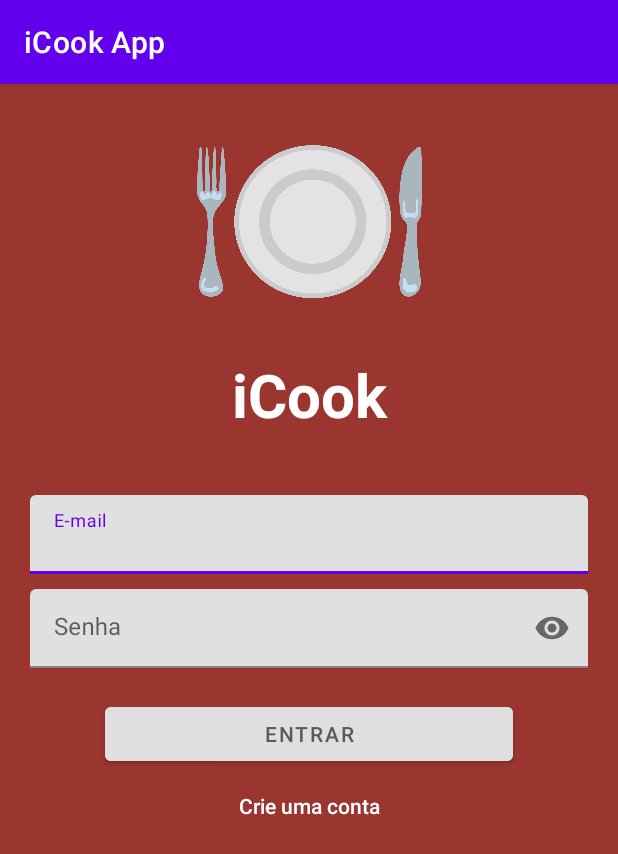
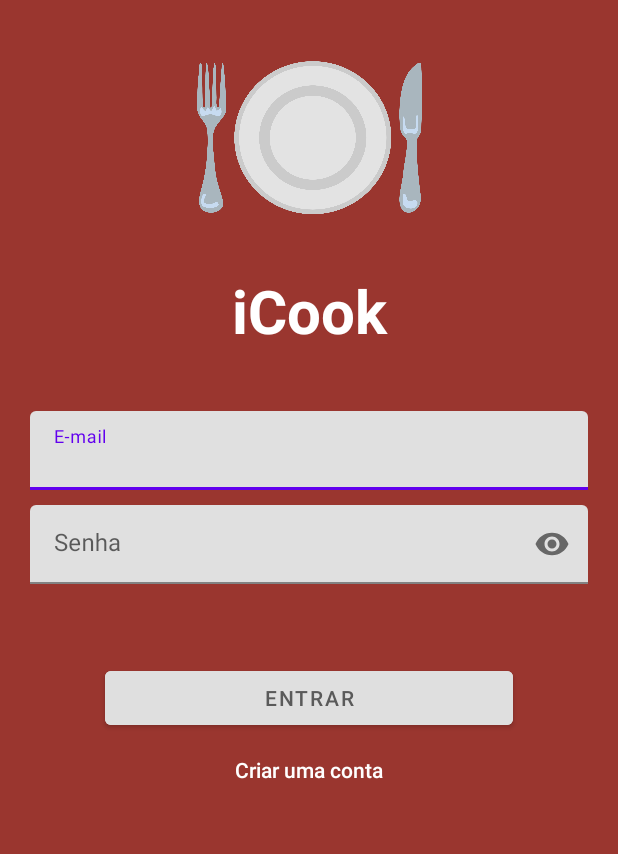
Before and after one commit to arthurfagundes/app-icook, an Android app: the screen it shows after launch (MainActivity), on a phone screen of 412 x 824 dp. Shown: the top 854 px of the screen. Run offline under Robolectric (Android 15) with nearby library versions, the phone set to English and light mode, and no system bars; our stand-ins replace Firebase (no records; nobody signed in at launch, a user with empty details on screens opened directly).

Commit message:
small tweaks

```diff
--- a/app/src/main/java/br/ulbra/icookapp/MainActivity.java
+++ b/app/src/main/java/br/ulbra/icookapp/MainActivity.java
@@ -1,20 +1,37 @@
 package br.ulbra.icookapp;
 
+import androidx.annotation.NonNull;
 import androidx.appcompat.app.AppCompatActivity;
 
 import android.content.Intent;
 import android.os.Bundle;
+import android.os.Handler;
+import android.os.Looper;
 import android.view.View;
 import android.widget.Button;
+import android.widget.EditText;
+import android.widget.ProgressBar;
+import android.widget.TextView;
+
+import com.google.android.gms.tasks.OnCompleteListener;
+import com.google.android.gms.tasks.Task;
+import com.google.firebase.auth.AuthResult;
+import com.google.firebase.auth.FirebaseAuth;
+import com.google.firebase.auth.FirebaseUser;
 
 public class MainActivity extends AppCompatActivity {
-    Button btRegistrar;
+    private EditText edEmail, edSenha;
+    private TextView txt_erro;
+    private Button btEntrar, btRegistrar;
+    private ProgressBar progressBar;
 
     @Override
     protected void onCreate(Bundle savedInstanceState) {
         super.onCreate(savedInstanceState);
         setContentView(R.layout.activity_login);
-        btRegistrar = (Button) findViewById(R.id.btRegistrar);
+        getSupportActionBar().hide();
+        IniciarComponentes();
+
         btRegistrar.setOnClickListener(new View.OnClickListener() {
 
             @Override
@@ -23,5 +40,78 @@ public class MainActivity extends AppCompatActivity {
                 startActivity(intent);
             }
         });
+
+        btEntrar.setOnClickListener(new View.OnClickListener() {
+            @Override
+            public void onClick(View view) {
+                String email = edEmail.getText().toString();
+                String senha = edSenha.getText().toString();
+
+                if (email.isEmpty() || senha.isEmpty()) {
+                    txt_erro.setText("Preencha todos os campos!");
+                }else {
+                    txt_erro.setText("");
+                    AutenticarUsuario();
+                    progressBar.setVisibility(View.INVISIBLE);
+                }
+            }
+        });
+    }
+
+    public void AutenticarUsuario(){
+        String email = edEmail.getText().toString();
+        String senha = edSenha.getText().toString();
+
+        FirebaseAuth.getInstance().signInWithEmailAndPassword(email,senha).addOnCompleteListener(new OnCompleteListener<AuthResult>() {
+            @Override
+            public void onComplete(@NonNull Task<AuthResult> task) {
+                if (task.isSuccessful()){
+                    progressBar.setVisibility(View.VISIBLE);
+
+                    new Handler(Looper.getMainLooper()).postDelayed(new Runnable() {
+                        @Override
+                        public void run() {
+                            IniciarTelaProdutos();
+                        }
+                    },3000);
+                }else {
+                    String erro;
+
+                    try {
+                        throw task.getException();
+                    }catch (Exception e){
+                        erro = "Erro ao logar usuário!";
+                    }
+                    txt_erro.setText(erro);
+                }
+            }
+        });
+    }
+
+    public void IniciarTelaProdutos(){
+        Intent intent = new Intent(MainActivity.this,ListaProdutosActivity.class);
+        startActivity(intent);
+        finish();
+    }
+
+    @Override
+    protected void onStart(){
+        super.onStart();
+        FirebaseUser usuarioAtual = FirebaseAuth.getInstance().getCurrentUser();
+        if (usuarioAtual != null){
+            IniciarTelaProdutos();
+        }else{
+            progressBar.setVisibility(View.INVISIBLE);
+        }
+    }
+
+    public void IniciarComponentes(){
+
+        edEmail = findViewById(R.id.edtEmail);
+        edSenha = findViewById(R.id.edtSenha);
+        btEntrar = findViewById(R.id.btEntrar);
+        btRegistrar = findViewById(R.id.btRegistrar);
+        txt_erro = findViewById(R.id.txt_mensagemErro);
+        progressBar = findViewById(R.id.progressBar);
     }
 }
--- a/app/src/main/res/layout/activity_form_cadastro.xml
+++ b/app/src/main/res/layout/activity_form_cadastro.xml
@@ -43,7 +43,7 @@
         android:layout_width="match_parent"
         android:layout_height="wrap_content">
     <EditText
-        android:id="@+id/txt_nome"
+        android:id="@+id/edtNome"
         android:layout_width="match_parent"
         android:layout_height="wrap_content"
         android:layout_marginStart="20dp"
@@ -59,7 +59,7 @@
         android:layout_width="match_parent"
         android:layout_height="wrap_content">
         <EditText
-            android:id="@+id/txt_email_form"
+            android:id="@+id/edtEmailForm"
             android:layout_width="match_parent"
             android:layout_height="wrap_content"
             android:layout_marginStart="20dp"
@@ -77,7 +77,7 @@
         android:layout_height="wrap_content"
         app:passwordToggleEnabled="true">
         <EditText
-            android:id="@+id/txt_senha_form"
+            android:id="@+id/edtSenhaForm"
             android:layout_width="match_parent"
             android:layout_height="wrap_content"
             android:layout_marginStart="20dp"
--- a/app/src/main/res/layout/activity_login.xml
+++ b/app/src/main/res/layout/activity_login.xml
@@ -39,7 +39,7 @@
         android:layout_height="wrap_content"
         android:layout_below="@+id/txtTitle">
         <EditText
-            android:id="@+id/txt_email"
+            android:id="@+id/edtEmail"
             android:layout_width="match_parent"
             android:layout_height="wrap_content"
             android:layout_marginStart="20dp"
@@ -59,7 +59,7 @@
         app:passwordToggleEnabled="true"
         >
         <EditText
-            android:id="@+id/txt_senha"
+            android:id="@+id/edtSenha"
             android:layout_width="match_parent"
             android:layout_height="wrap_content"
             android:layout_marginStart="20dp"
@@ -72,12 +72,23 @@
             android:padding="15dp" />
     </com.google.android.material.textfield.TextInputLayout>
 
+    <TextView
+        android:id="@+id/txt_mensagemErro"
+        android:layout_width="wrap_content"
+        android:layout_height="wrap_content"
+        android:layout_below="@+id/passwordbox"
+        android:layout_marginStart="20dp"
+        android:text=""
+        android:textColor="#000000"
+        android:textSize="16sp" />
+
     <Button
         android:id="@+id/btEntrar"
         android:layout_width="match_parent"
         android:layout_height="wrap_content"
         android:layout_marginHorizontal="70dp"
-        android:layout_below="@id/passwordbox"
+        android:layout_marginTop="10dp"
+        android:layout_below="@id/txt_mensagemErro"
         android:backgroundTint="#DFDFDF"
         android:text="ENTRAR"
         android:textColor="#5A5A5A"/>
@@ -86,10 +97,18 @@
         android:id="@+id/btRegistrar"
         android:layout_width="match_parent"
         android:layout_height="wrap_content"
-        android:layout_marginHorizontal="140dp"
+        android:layout_marginHorizontal="130dp"
         android:layout_below="@id/btEntrar"
-        android:text="Crie uma conta"
+        android:text="Criar uma conta"
         android:textAllCaps="false"
         style="?android:attr/borderlessButtonStyle"/>
 
+    <ProgressBar
+        android:id="@+id/progressBar"
+        style="?android:attr/progressBarStyle"
+        android:layout_width="match_parent"
+        android:layout_height="86dp"
+        android:layout_below="@id/btRegistrar"
+        android:visibility="invisible" />
+
 </RelativeLayout>
```
Also changed, not shown: app/src/main/java/br/ulbra/icookapp/FormCadastroActivity.java (+8 -8 lines), app/src/main/java/br/ulbra/icookapp/ListaProdutosActivity.java (added, +32 -0 lines), app/src/main/res/layout/activity_lista_produtos.xml (added, +18 -0 lines).
